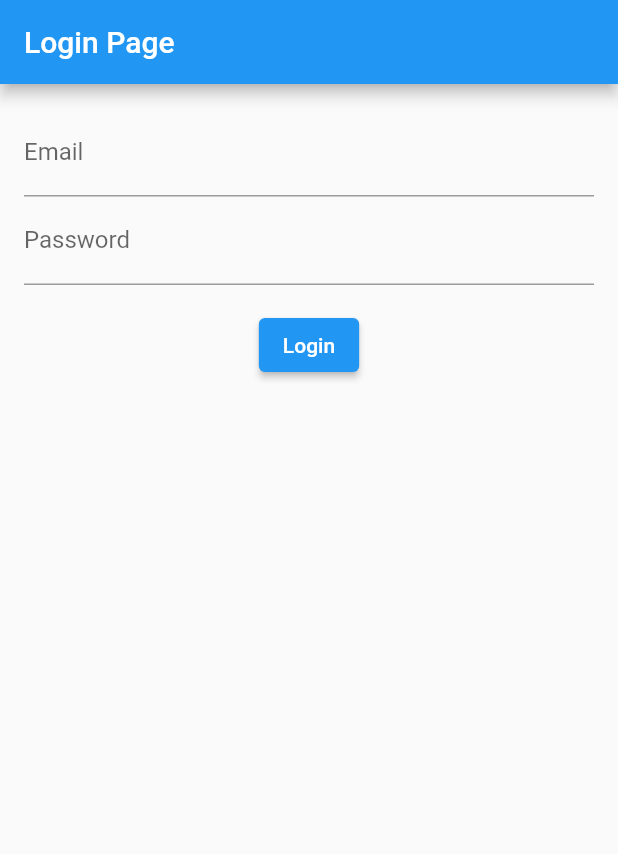
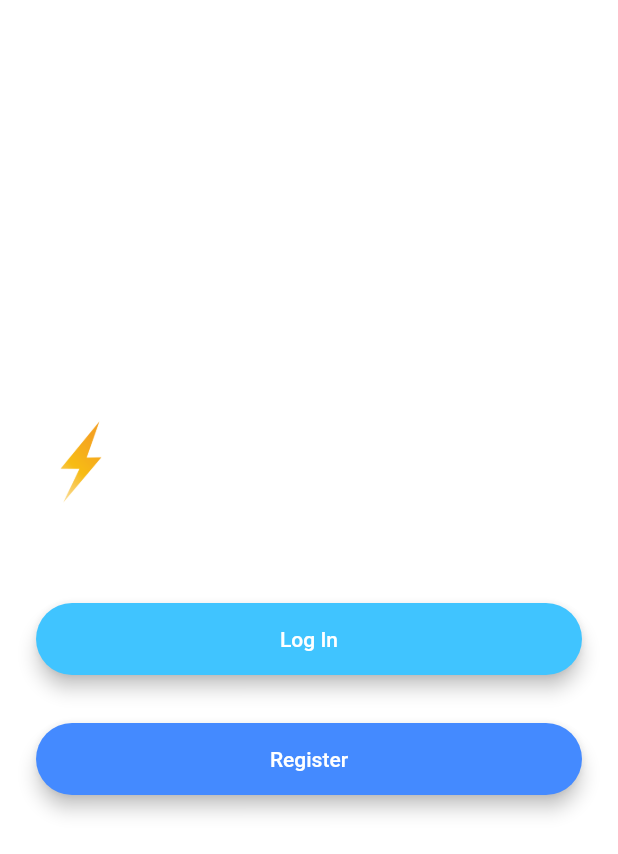
Before and after one commit to tldk42/FitnessApp, a Flutter app: the screen it shows after launch, on a phone screen of 412 x 824 dp. Shown: the top 854 px of the screen. Run offline on Flutter 3.47's test engine with Material 2 defaults, Android fonts, the phone set to English and light mode, and no system bars.

Commit message:
기본 프레임워크 추가 및 경로 추가

```diff
--- a/lib/main.dart
+++ b/lib/main.dart
@@ -1,83 +1,28 @@
 import 'package:flutter/material.dart';
+import 'package:fitness_app/screens/login_screen.dart';
+import 'package:fitness_app/screens/welcome_screen.dart';
+import 'package:fitness_app/screens/registration_screen.dart';
+import 'package:fitness_app/screens/chat_screen.dart';
 
-class LoginPage extends StatefulWidget {
-  @override
-  _LoginPageState createState() => _LoginPageState();
-}
+void main() => runApp(FlashChat());
 
-class _LoginPageState extends State<LoginPage> {
-  final _formKey = GlobalKey<FormState>();
-  final _emailController = TextEditingController();
-  final _passwordController = TextEditingController();
-
-  @override
-  void dispose() {
-    _emailController.dispose();
-    _passwordController.dispose();
-    super.dispose();
-  }
-
+class FlashChat extends StatelessWidget {
   @override
   Widget build(BuildContext context) {
-    return Scaffold(
-      appBar: AppBar(
-        title: const Text('Login Page'),
-      ),
-      body: Padding(
-        padding: const EdgeInsets.all(16.0),
-        child: Form(
-          key: _formKey,
-          child: Column(
-            children: [
-              TextFormField(
-                controller: _emailController,
-                keyboardType: TextInputType.emailAddress,
-                decoration: const InputDecoration(
-                  labelText: 'Email',
-                  hintText: 'Enter your email address',
-                ),
-                validator: (value) {
-                  return null;
-                },
-              ),
-              TextFormField(
-                controller: _passwordController,
-                obscureText: true,
-                decoration: const InputDecoration(
-                  labelText: 'Password',
-                  hintText: 'Enter your password',
-                ),
-                validator: (value) {
-                  return null;
-                },
-              ),
-              const SizedBox(height: 16),
-              ElevatedButton(
-                onPressed: () async {
-                },
-                child: const Text('Login'),
-              ),
-            ],
-          ),
+    return MaterialApp(
+      theme: ThemeData.dark().copyWith(
+        textTheme: TextTheme(
+          bodyText1: TextStyle(color: Colors.black54),
         ),
       ),
+      home: WelcomeScreen(),
+      initialRoute: WelcomeScreen.id,
+      routes: {
+        WelcomeScreen.id: (context) => WelcomeScreen(),
+        LoginScreen.id: (context) => LoginScreen(),
+        RegistrationScreen.id: (context) => RegistrationScreen(),
+        ChatScreen.id: (context) => ChatScreen()
+      },
     );
   }
 }
-
-void main() {
-  runApp(MyApp());
-}
-
-class MyApp extends StatelessWidget {
-  @override
-  Widget build(BuildContext context) {
-    return MaterialApp(
-      title: 'Login Demo',
-      theme: ThemeData(
-        primarySwatch: Colors.blue,
-      ),
-      home: LoginPage(),
-    );
-  }
-}
--- /dev/null
+++ b/lib/screens/welcome_screen.dart
@@ -0,0 +1,86 @@
+import 'package:fitness_app/screens/login_screen.dart';
+import 'package:fitness_app/screens/registration_screen.dart';
+import 'package:flutter/material.dart';
+
+class WelcomeScreen extends StatefulWidget {
+  const WelcomeScreen({super.key});
+
+  static String id = 'welcome_screen';
+
+  @override
+  _WelcomeScreenState createState() => _WelcomeScreenState();
+}
+
+class _WelcomeScreenState extends State<WelcomeScreen> {
+  @override
+  Widget build(BuildContext context) {
+    return Scaffold(
+      backgroundColor: Colors.white,
+      body: Padding(
+        padding: const EdgeInsets.symmetric(horizontal: 24.0),
+        child: Column(
+          mainAxisAlignment: MainAxisAlignment.center,
+          crossAxisAlignment: CrossAxisAlignment.stretch,
+          children: <Widget>[
+            Row(
+              children: <Widget>[
+                SizedBox(
+                  height: 60.0,
+                  child: Image.asset('images/logo.png'),
+                ),
+                const Text(
+                  'Flash Chat',
+                  style: TextStyle(
+                    fontSize: 45.0,
+                    fontWeight: FontWeight.w900,
+                  ),
+                ),
+              ],
+            ),
+            const SizedBox(
+              height: 48.0,
+            ),
+            Padding(
+              padding: const EdgeInsets.symmetric(vertical: 16.0),
+              child: Material(
+                elevation: 5.0,
+                color: Colors.lightBlueAccent,
+                borderRadius: BorderRadius.circular(30.0),
+                child: MaterialButton(
+                  onPressed: () {
+                    //TODO: Go to login screen.
+                    Navigator.pushNamed(context, LoginScreen.id);
+                  },
+                  minWidth: 200.0,
+                  height: 42.0,
+                  child: const Text(
+                    'Log In',
+                  ),
+                ),
+              ),
+            ),
+            Padding(
+              padding: const EdgeInsets.symmetric(vertical: 16.0),
+              child: Material(
+                color: Colors.blueAccent,
+                borderRadius: BorderRadius.circular(30.0),
+                elevation: 5.0,
+                child: MaterialButton(
+                  onPressed: () {
+                    //TODO: Go to registration screen.
+                    Navigator.pushNamed(context, RegistrationScreen.id);
+                  },
+                  minWidth: 200.0,
+                  height: 42.0,
+                  child: const Text(
+                    'Register',
+                  ),
+                ),
+              ),
+            ),
+          ],
+        ),
+      ),
+    );
+  }
+}
--- a/pubspec.yaml
+++ b/pubspec.yaml
@@ -58,9 +58,8 @@ flutter:
   # the material Icons class.
   uses-material-design: true
 
-  # To add assets to your application, add an assets section, like this:
-  # assets:
-  #   - images/a_dot_burr.jpeg
+  assets:
+    - images/
   #   - images/a_dot_ham.jpeg
 
   # An image asset can refer to one or more resolution-specific "variants", see
```
Also changed, not shown: lib/constants.dart (added, +19 -0 lines), lib/screens/chat_screen.dart (added, +63 -0 lines), lib/screens/login_screen.dart (added, +104 -0 lines), lib/screens/registration_screen.dart (added, +101 -0 lines), images/logo.png (added).
